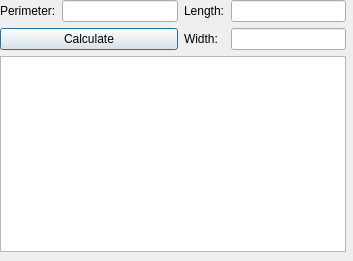
Old version of the form src/gui/rectangle_perimeter.ui in the repository ayham-1/upperLowerBounds.
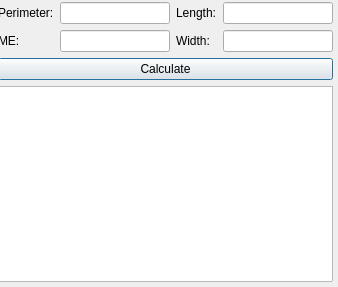
New version of the form.

Patch:
```diff
--- a/src/gui/rectangle_perimeter.ui
+++ b/src/gui/rectangle_perimeter.ui
@@ -6,24 +6,24 @@
    <rect>
     <x>0</x>
     <y>0</y>
-    <width>353</width>
-    <height>261</height>
+    <width>338</width>
+    <height>287</height>
    </rect>
   </property>
   <property name="windowTitle">
    <string>Rectangle Formula: Perimeter</string>
   </property>
-  <widget class="QWidget" name="layoutWidget">
+  <widget class="QWidget" name="">
    <property name="geometry">
     <rect>
-     <x>0</x>
-     <y>0</y>
-     <width>346</width>
-     <height>252</height>
+     <x>-2</x>
+     <y>2</y>
+     <width>335</width>
+     <height>280</height>
     </rect>
    </property>
-   <layout class="QVBoxLayout" name="verticalLayout">
-    <item>
+   <layout class="QGridLayout" name="gridLayout_2">
+    <item row="0" column="0">
      <layout class="QGridLayout" name="gridLayout">
       <item row="0" column="0">
        <widget class="QLabel" name="label">
@@ -45,13 +45,16 @@
       <item row="0" column="3">
        <widget class="QLineEdit" name="lengthText"/>
       </item>
-      <item row="1" column="0" colspan="2">
-       <widget class="QPushButton" name="calculateBtn">
+      <item row="1" column="0">
+       <widget class="QLabel" name="label_4">
         <property name="text">
-         <string>Calculate</string>
+         <string>ME:</string>
         </property>
        </widget>
       </item>
+      <item row="1" column="1">
+       <widget class="QLineEdit" name="perimeterText_2"/>
+      </item>
       <item row="1" column="2">
        <widget class="QLabel" name="label_3">
         <property name="text">
@@ -62,9 +65,16 @@
       <item row="1" column="3">
        <widget class="QLineEdit" name="widthText"/>
       </item>
+      <item row="2" column="0" colspan="4">
+       <widget class="QPushButton" name="calculateBtn">
+        <property name="text">
+         <string>Calculate</string>
+        </property>
+       </widget>
+      </item>
      </layout>
     </item>
-    <item>
+    <item row="1" column="0">
      <widget class="QPlainTextEdit" name="plainTextEdit"/>
     </item>
    </layout>
```
